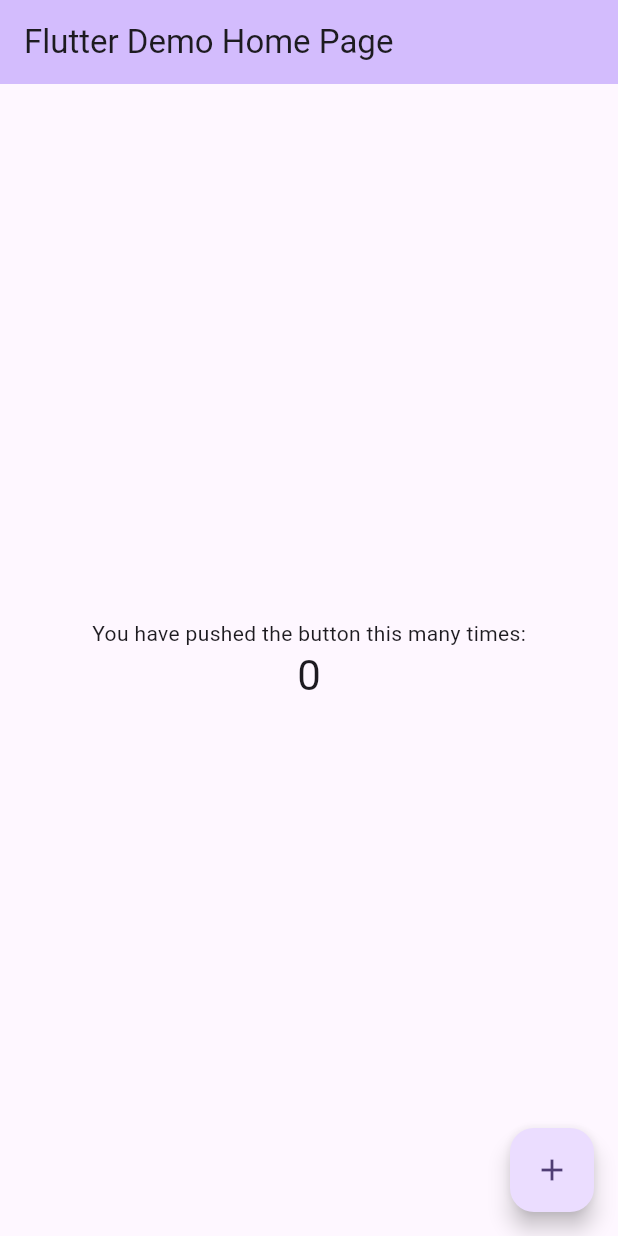
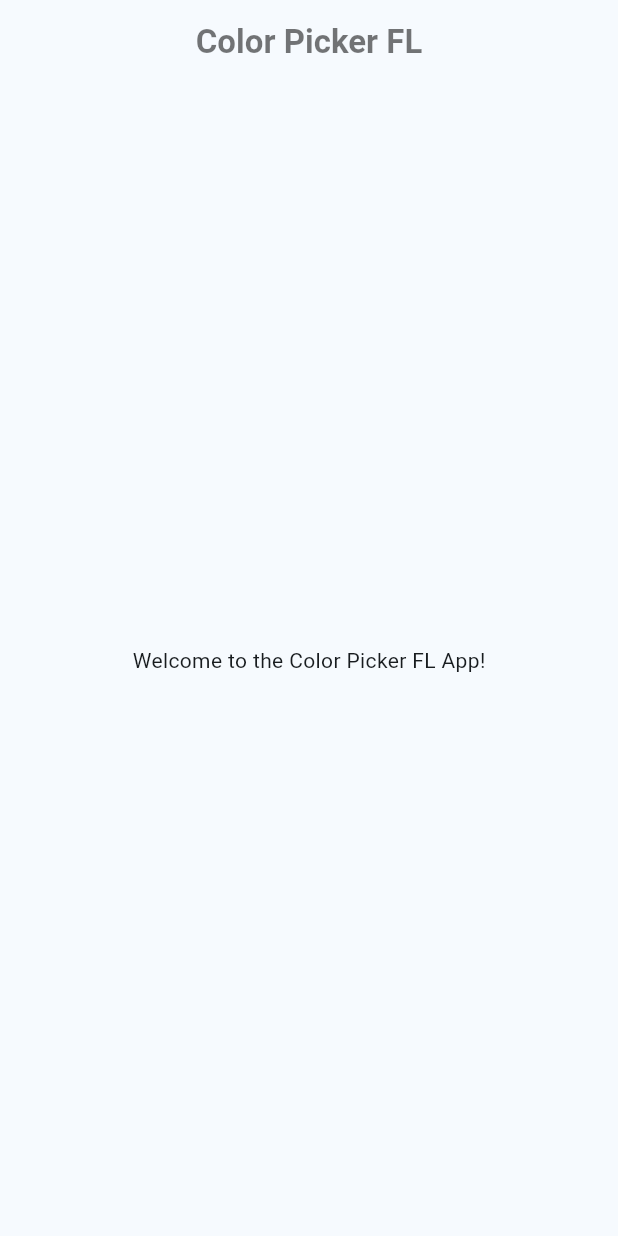
Before and after one commit to AaronPeterOcen/color_picker_fl, a Flutter app: the screen it shows after launch, on a phone screen of 412 x 824 dp. Run offline on Flutter 3.47's test engine with Material 3 defaults, Android fonts, the phone set to English and light mode, and no system bars; Roboto replaces fonts that are missing (ubuntu).

Commit message:
working on the homepage

```diff
--- a/lib/main.dart
+++ b/lib/main.dart
@@ -1,3 +1,4 @@
+import 'package:color_picker_fl/screens/home_page.dart';
 import 'package:flutter/material.dart';
 
 void main() {
@@ -11,112 +12,13 @@ class MyApp extends StatelessWidget {
   @override
   Widget build(BuildContext context) {
     return MaterialApp(
-      title: 'Flutter Demo',
+      debugShowCheckedModeBanner: false,
+      title: 'Color Picker FL',
       theme: ThemeData(
-        // This is the theme of your application.
-        //
-        // TRY THIS: Try running your application with "flutter run". You'll see
-        // the application has a purple toolbar. Then, without quitting the app,
-        // try changing the seedColor in the colorScheme below to Colors.green
-        // and then invoke "hot reload" (save your changes or press the "hot
-        // reload" button in a Flutter-supported IDE, or press "r" if you used
-        // the command line to start the app).
-        //
-        // Notice that the counter didn't reset back to zero; the application
-        // state is not lost during the reload. To reset the state, use hot
-        // restart instead.
-        //
-        // This works for code too, not just values: Most code changes can be
-        // tested with just a hot reload.
-        colorScheme: .fromSeed(seedColor: Colors.deepPurple),
+        colorScheme: .fromSeed(seedColor: Colors.lightBlueAccent),
+        fontFamily: "ubuntu",
       ),
-      home: const MyHomePage(title: 'Flutter Demo Home Page'),
+      home: HomePage(),
     );
   }
 }
-
-class MyHomePage extends StatefulWidget {
-  const MyHomePage({super.key, required this.title});
-
-  // This widget is the home page of your application. It is stateful, meaning
-  // that it has a State object (defined below) that contains fields that affect
-  // how it looks.
-
-  // This class is the configuration for the state. It holds the values (in this
-  // case the title) provided by the parent (in this case the App widget) and
-  // used by the build method of the State. Fields in a Widget subclass are
-  // always marked "final".
-
-  final String title;
-
-  @override
-  State<MyHomePage> createState() => _MyHomePageState();
-}
-
-class _MyHomePageState extends State<MyHomePage> {
-  int _counter = 0;
-
-  void _incrementCounter() {
-    setState(() {
-      // This call to setState tells the Flutter framework that something has
-      // changed in this State, which causes it to rerun the build method below
-      // so that the display can reflect the updated values. If we changed
-      // _counter without calling setState(), then the build method would not be
-      // called again, and so nothing would appear to happen.
-      _counter++;
-    });
-  }
-
-  @override
-  Widget build(BuildContext context) {
-    // This method is rerun every time setState is called, for instance as done
-    // by the _incrementCounter method above.
-    //
-    // The Flutter framework has been optimized to make rerunning build methods
-    // fast, so that you can just rebuild anything that needs updating rather
-    // than having to individually change instances of widgets.
-    return Scaffold(
-      appBar: AppBar(
-        // TRY THIS: Try changing the color here to a specific color (to
-        // Colors.amber, perhaps?) and trigger a hot reload to see the AppBar
-        // change color while the other colors stay the same.
-        backgroundColor: Theme.of(context).colorScheme.inversePrimary,
-        // Here we take the value from the MyHomePage object that was created by
-        // the App.build method, and use it to set our appbar title.
-        title: Text(widget.title),
-      ),
-      body: Center(
-        // Center is a layout widget. It takes a single child and positions it
-        // in the middle of the parent.
-        child: Column(
-          // Column is also a layout widget. It takes a list of children and
-          // arranges them vertically. By default, it sizes itself to fit its
-          // children horizontally, and tries to be as tall as its parent.
-          //
-          // Column has various properties to control how it sizes itself and
-          // how it positions its children. Here we use mainAxisAlignment to
-          // center the children vertically; the main axis here is the vertical
-          // axis because Columns are vertical (the cross axis would be
-          // horizontal).
-          //
-          // TRY THIS: Invoke "debug painting" (choose the "Toggle Debug Paint"
-          // action in the IDE, or press "p" in the console), to see the
-          // wireframe for each widget.
-          mainAxisAlignment: .center,
-          children: [
-            const Text('You have pushed the button this many times:'),
-            Text(
-              '$_counter',
-              style: Theme.of(context).textTheme.headlineMedium,
-            ),
-          ],
-        ),
-      ),
-      floatingActionButton: FloatingActionButton(
-        onPressed: _incrementCounter,
-        tooltip: 'Increment',
-        child: const Icon(Icons.add),
-      ),
-    );
-  }
-}
--- /dev/null
+++ b/lib/screens/home_page.dart
@@ -0,0 +1,28 @@
+import 'package:flutter/material.dart';
+
+class HomePage extends StatefulWidget {
+  const HomePage({super.key});
+
+  @override
+  State<HomePage> createState() => _HomePageState();
+}
+
+class _HomePageState extends State<HomePage> {
+  @override
+  Widget build(BuildContext context) {
+    return Scaffold(
+      appBar: AppBar(
+        title: Center(
+          child: Text(
+            'Color Picker FL',
+            style: TextStyle(
+              color: Colors.black54,
+              fontWeight: FontWeight.bold,
+            ),
+          ),
+        ),
+      ),
+      body: const Center(child: Text('Welcome to the Color Picker FL App!')),
+    );
+  }
+}
```
Also changed, not shown: 1 other file.
